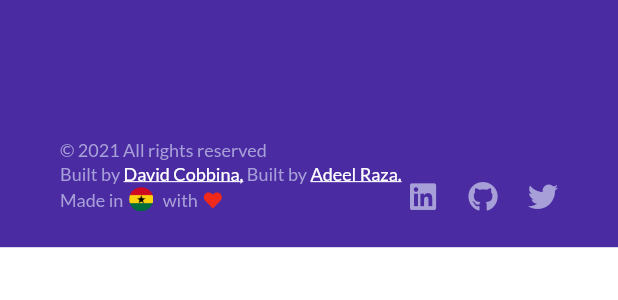
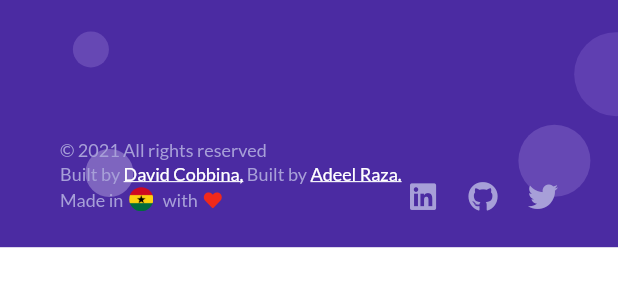
Before and after one commit to david-legend/amor, a Flutter app: the FooterSectionWeb widget shown alone on an empty page, opened directly, on a phone screen of 412 x 824 dp. Shown: the top 300 px of the screen. Run offline on Flutter 3.47's test engine with Material 2 defaults, Android fonts, the light colour scheme and no system bars; our stand-ins replace auto_route, font_awesome_flutter, google_fonts, responsive_builder.

Commit message:
added circles to the footer

```diff
--- a/lib/presentation/pages/home/sections/footer_section/footer_section_web.dart
+++ b/lib/presentation/pages/home/sections/footer_section/footer_section_web.dart
@@ -1,4 +1,5 @@
 import 'package:amor/presentation/layout/adaptive.dart';
+import 'package:amor/presentation/widgets/circle.dart';
 import 'package:amor/presentation/widgets/social_icons.dart';
 import 'package:amor/presentation/widgets/spaces.dart';
 import 'package:amor/utils/functions.dart';
@@ -8,11 +9,19 @@ import 'package:font_awesome_flutter/font_awesome_flutter.dart';
 import 'package:amor/values/values.dart';
 import 'package:flutter/material.dart';
 
+//TODO:: Social Icons should turn white on hover
 const kSpacing20 = Sizes.SIZE_20;
+const double lgCircleRadius = 25;
 
 class FooterSectionWeb extends StatelessWidget {
   @override
   Widget build(BuildContext context) {
+    double screenWidth = widthOfScreen(context);
+    double screenHeight = heightOfScreen(context);
+    double footerHeight = screenHeight * 0.2;
+    double circleWidth = screenWidth * 0.1;
+    double lgOffsetDx = lgCircleRadius;
+    double lgOffsetDy = screenHeight * 0.7;
     TextTheme textTheme = Theme.of(context).textTheme;
     TextStyle? footerTextStyle = textTheme.bodyText1?.copyWith(
       fontSize: Sizes.TEXT_SIZE_12,
@@ -25,15 +34,45 @@ class FooterSectionWeb extends StatelessWidget {
     );
 
     return Container(
-      width: widthOfScreen(context),
-      height: heightOfScreen(context) * 0.2,
+      width: screenWidth,
+      height: footerHeight,
       padding: const EdgeInsets.only(
         left: Sizes.PADDING_40,
         right: Sizes.PADDING_40,
         bottom: Sizes.PADDING_24,
       ),
       color: AppColors.purple500,
-      child: Row(
+      child: Stack(
+        children: [
+          CustomPaint(
+            painter: Circle(
+              offset: Offset(screenWidth * 0.05, footerHeight * 0.2),
+              radius: Sizes.RADIUS_12,
+              color: AppColors.purple150,
+            ),
+          ),
+          CustomPaint(
+            painter: Circle(
+              offset: Offset(screenWidth * 0.9, footerHeight * 0.3),
+              radius: Sizes.RADIUS_28,
+              color: AppColors.purple300,
+            ),
+          ),
+          CustomPaint(
+            painter: Circle(
+              offset: Offset(screenWidth * 0.08, footerHeight * 0.7),
+              radius: Sizes.RADIUS_16,
+              color: AppColors.lightPurple400,
+            ),
+          ),
+          CustomPaint(
+            painter: Circle(
+              offset: Offset(screenWidth * 0.80, footerHeight * 0.65),
+              radius: Sizes.RADIUS_24,
+              color: AppColors.purple150,
+            ),
+          ),
+          Row(
             crossAxisAlignment: CrossAxisAlignment.end,
             children: [
               Column(
@@ -91,7 +130,8 @@ class FooterSectionWeb extends StatelessWidget {
                       ),
                       SpaceW4(),
                       ClipRRect(
-                    borderRadius: BorderRadius.all(const Radius.circular(20)),
+                        borderRadius:
+                            BorderRadius.all(const Radius.circular(20)),
                         child: Image.asset(
                           ImagePath.GHANA_FLAG,
                           width: Sizes.WIDTH_16,
@@ -131,6 +171,8 @@ class FooterSectionWeb extends StatelessWidget {
               )
             ],
           ),
+        ],
+      ),
     );
   }
 }
--- a/lib/values/colors.dart
+++ b/lib/values/colors.dart
@@ -19,10 +19,15 @@ class AppColors {
   static const Color white = Color(0xFFFFFFFF);
   static const Color offWhite = Color(0xFFF3F3F3);
 
+  //light Purple
+  static const Color lightPurple400 = Color(0xFF7E65BF);
+
   //Purple
   static const Color purple50 = Color(0xFF664AB0);
   static const Color purple100 = Color(0xFF5F3DB2);
+  static const Color purple150 = Color(0xFF6648B4);
   static const Color purple200 = Color(0xFF5D3CAD);
+  static const Color purple300 = Color(0xFF5F3FB1);
   static const Color purple500 = Color(0xFF4B2BA2);
   static const Color purple600 = Color(0xFF4F2E95);
 
```
Lines whose indentation alone changed are shown as unchanged.
